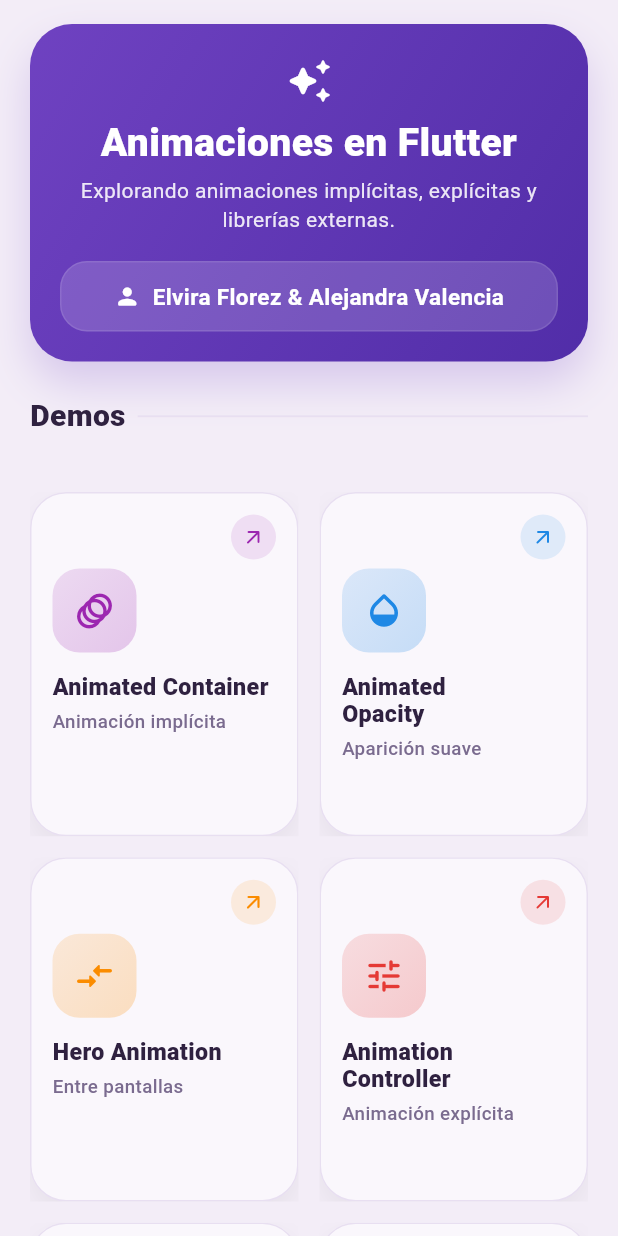
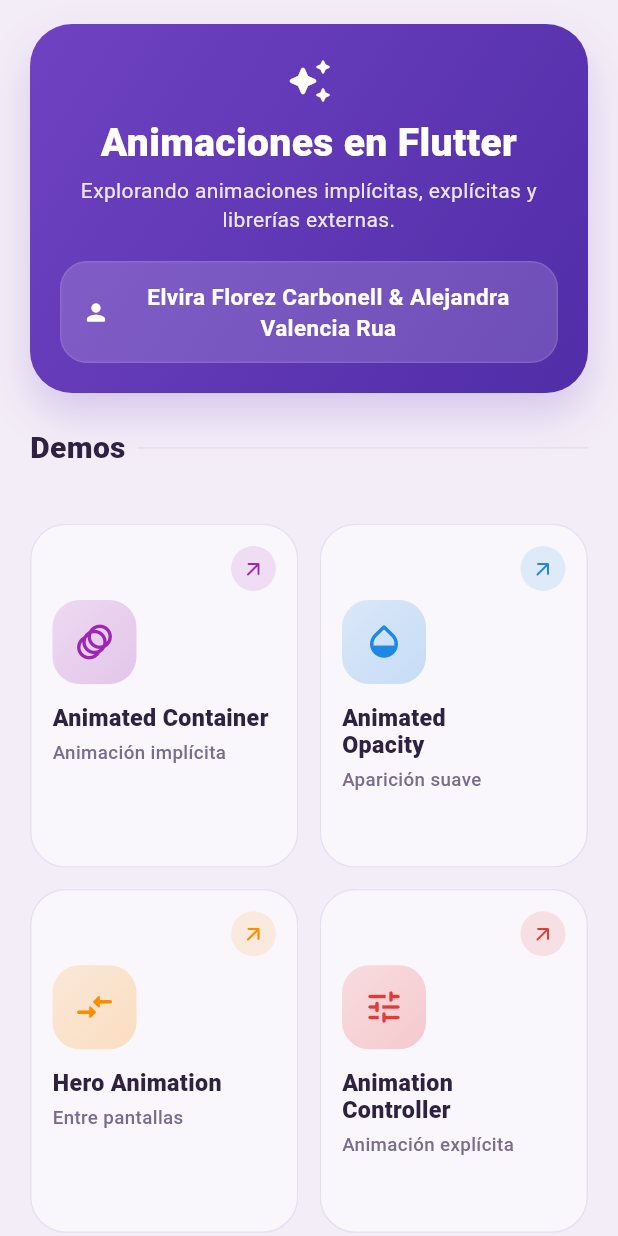
Before and after one commit to alejavalerua/AnimacionesFlutter_ExpoGrupo5, a Flutter app: the screen it shows after launch, on a phone screen of 412 x 824 dp. Run offline on Flutter 3.47's test engine with Material 3 defaults, Android fonts, the phone set to English and light mode, and no system bars; our stand-ins replace flutter_animate, lottie.

Commit message:
fix: update author names in HeaderCard and remove box shadow in DemoCard

```diff
--- a/animaciones_demo/lib/screens/animated_opacity_screen.dart
+++ b/animaciones_demo/lib/screens/animated_opacity_screen.dart
@@ -131,7 +131,7 @@
                             style: TextStyle(
                               color: _accent,
                               fontWeight: FontWeight.w700,
-                              fontSize: 12,
+                              fontSize: 11.5,
                             ),
                           ),
                         ],
--- a/animaciones_demo/lib/screens/home_screen.dart
+++ b/animaciones_demo/lib/screens/home_screen.dart
@@ -163,7 +163,7 @@
                 SizedBox(width: 8),
                 Flexible(
                   child: Text(
-                    'Elvira Florez & Alejandra Valencia',
+                    'Elvira Florez Carbonell & Alejandra Valencia Rua',
                     textAlign: TextAlign.center,
                     style: TextStyle(
                       color: Colors.white,
@@ -228,13 +228,6 @@
             color: HomeScreen._cardColor,
             borderRadius: BorderRadius.circular(24),
             border: Border.all(color: HomeScreen._borderColor),
-            boxShadow: [
-              BoxShadow(
-                color: Colors.black.withOpacity(0.05),
-                blurRadius: 14,
-                offset: const Offset(0, 8),
-              ),
-            ],
           ),
           child: Padding(
             padding: const EdgeInsets.fromLTRB(14, 14, 14, 16),
```
